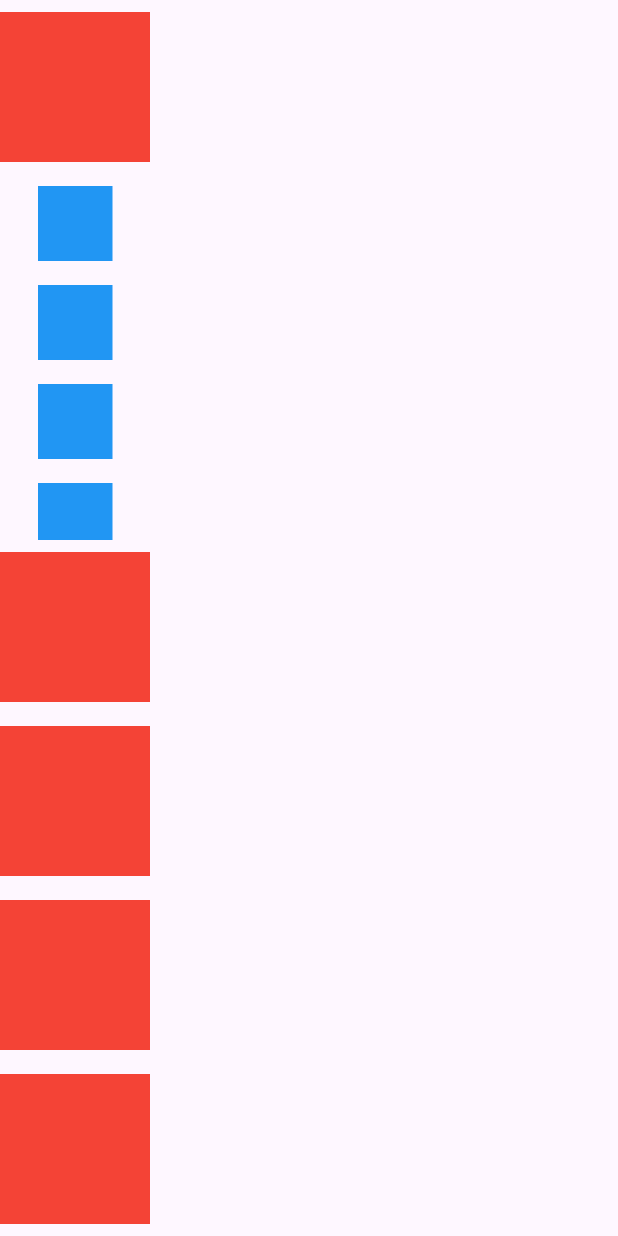
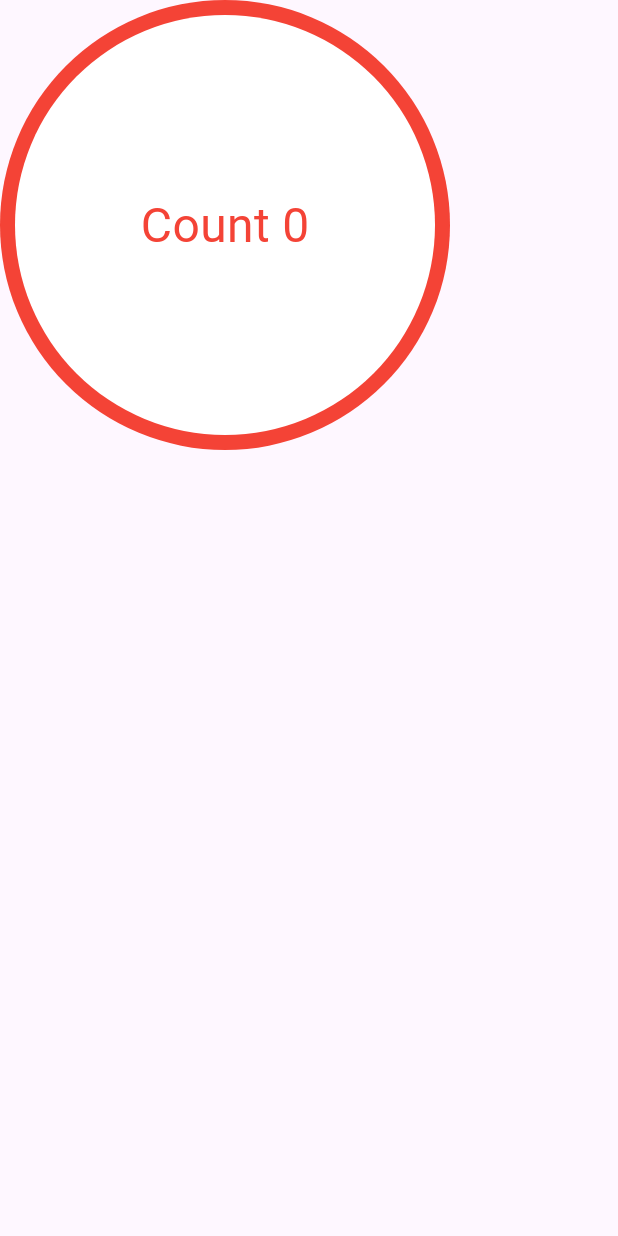
Before and after one commit to sunghunaaa/flutter_fastcampus, a Flutter app: the screen it shows after launch, on a phone screen of 412 x 824 dp. Run offline on Flutter 3.47's test engine with Material 3 defaults, Android fonts, the phone set to English and light mode, and no system bars.

Commit message:
Stack 관련 위젯

```diff
--- a/flutter_example/lib/main.dart
+++ b/flutter_example/lib/main.dart
@@ -1,78 +1,104 @@
 import 'package:flutter/cupertino.dart';
 import 'package:flutter/material.dart';
+import 'package:flutter/painting.dart';
 import 'package:flutter/widgets.dart';
 
 void main() {
   runApp(
     MaterialApp(
       home: Scaffold(
-        body: Body(),
+        body: Badge(),
       ),
     ),
   );
 }
 
-///Flexible flex 속성으로 비율 조절도 가능함.
-///Container 와 Flexible 같이 사용 시 container가 차지한 영역 나머지 부분을 flexible이 차지하게 됨 ,, 이때 Flexible 대신 Expanded 사용해도 됨
-///Flexible과 Expanded 차이는 Column이나 Row 내부에서 차이가 조금 있음 height와 같은 강제로 길이를 정했을 경우 Flexible은 적용됨, Expanded는 적용 안 됨, -> constraint의 차이가 조금 있음
-///SingleChildScrollView 위젯 내에 flex와 관련된 객체를 넣으면 에러를 발생시킴. 당연한 것임. Flexible에 높이를 줘도 에러가 됨.
-///Column 내부에 flex 관련 객체 속에 싱글 스크롤 뷰를 넣어 사용은 가능. 당연한 것
+class Badge extends StatelessWidget {
+  const Badge({super.key});
+
+  @override
+  Widget build(BuildContext context) {
+    return Stack(
+      children: [
+        Container(
+          width: 300,
+          height: 300,
+          decoration: BoxDecoration(
+            color: Colors.red,
+            borderRadius: BorderRadius.circular(150),
+          ),
+        ),
+        Positioned(
+          left: 10,
+          top: 10,
+          child: Container(
+            width: 280,
+            height: 280,
+            decoration: BoxDecoration(
+              color: Colors.white,
+              borderRadius: BorderRadius.circular(140),
+            ),
+          ),
+        ),
+        Container(
+          width: 300,
+          height: 300,
+          child: Center(
+            child: Text(
+              'Count 0',
+              style: TextStyle(color: Colors.red, fontSize: 32),
+            ),
+          ),
+        ),
+      ],
+    );
+  }
+}
+
+///Container 겹치기 Stack
+///Stack 내에서 늦게 선언될수록 위에 나오게 됨
+///Stack 내에 '특정' 위치를 잡고 싶을 때 Positioned 사용하면 됨
+///Stack 내에서 수치로 정확하게 떨어지지 않고 예를들어 중간에 이런 경우에는 Align 위젯 사용하면 됨 cf) x,y를 찍어서 좌표에 퍼센트에 따라 위치시킬 수도 있음
+
 class Body extends StatelessWidget {
   const Body({super.key});
 
   @override
   Widget build(BuildContext context) {
-    return Column(
+    return Stack(
       children: [
-        // Flexible(flex:1 , child: Container(color:Colors.red)),
-        // Flexible(flex:2, child: Container(color:Colors.blue)),
-        // Flexible(flex:3 , child: Container(color:Colors.green)),
-        // Flexible(flex:4, child: Container(color:Colors.yellow)),
         Container(
-          width: 100,
-          height: 100,
-          color: Colors.red,
-          margin: EdgeInsets.symmetric(vertical: 8),
-        ),
-        Expanded(
-          child: SingleChildScrollView(
-            child: Column(
-              children: [
-                Container(width: 50, height:50,color: Colors.blue, margin: EdgeInsets.symmetric(vertical: 8),),
-                Container(width: 50, height:50,color: Colors.blue, margin: EdgeInsets.symmetric(vertical: 8),),
-                Container(width: 50, height:50,color: Colors.blue, margin: EdgeInsets.symmetric(vertical: 8),),
-                Container(width: 50, height:50,color: Colors.blue, margin: EdgeInsets.symmetric(vertical: 8),),
-                Container(width: 50, height:50,color: Colors.blue, margin: EdgeInsets.symmetric(vertical: 8),),
-                Container(width: 50, height:50,color: Colors.blue, margin: EdgeInsets.symmetric(vertical: 8),),
-
-              ],
-            ),
-          ),
-        ),
-
-        Container(
-          width: 100,
-          height: 100,
-          color: Colors.red,
-          margin: EdgeInsets.symmetric(vertical: 8),
+          color: Colors.black,
+          width: 500,
+          height: 500,
         ),
         Container(
-          width: 100,
-          height: 100,
           color: Colors.red,
-          margin: EdgeInsets.symmetric(vertical: 8),
+          width: 400,
+          height: 400,
         ),
         Container(
-          width: 100,
-          height: 100,
-          color: Colors.red,
-          margin: EdgeInsets.symmetric(vertical: 8),
+          color: Colors.blue,
+          width: 300,
+          height: 300,
         ),
-        Container(
-          width: 100,
-          height: 100,
-          color: Colors.red,
-          margin: EdgeInsets.symmetric(vertical: 8),
+        // Positioned(
+        //   top: 20,
+        //   left: 110,
+        //   child: Container(
+        //     color: Colors.green,
+        //     width: 200,
+        //     height: 200,
+        //   ),
+        // ),
+        Align(
+          // alignment: Alignment.topRight,
+          alignment: Alignment(0.2, 0),
+          child: Container(
+            width: 200,
+            height: 200,
+            color: Colors.green,
+          ),
         ),
       ],
     );
```
Also changed, not shown: 1 other file.
